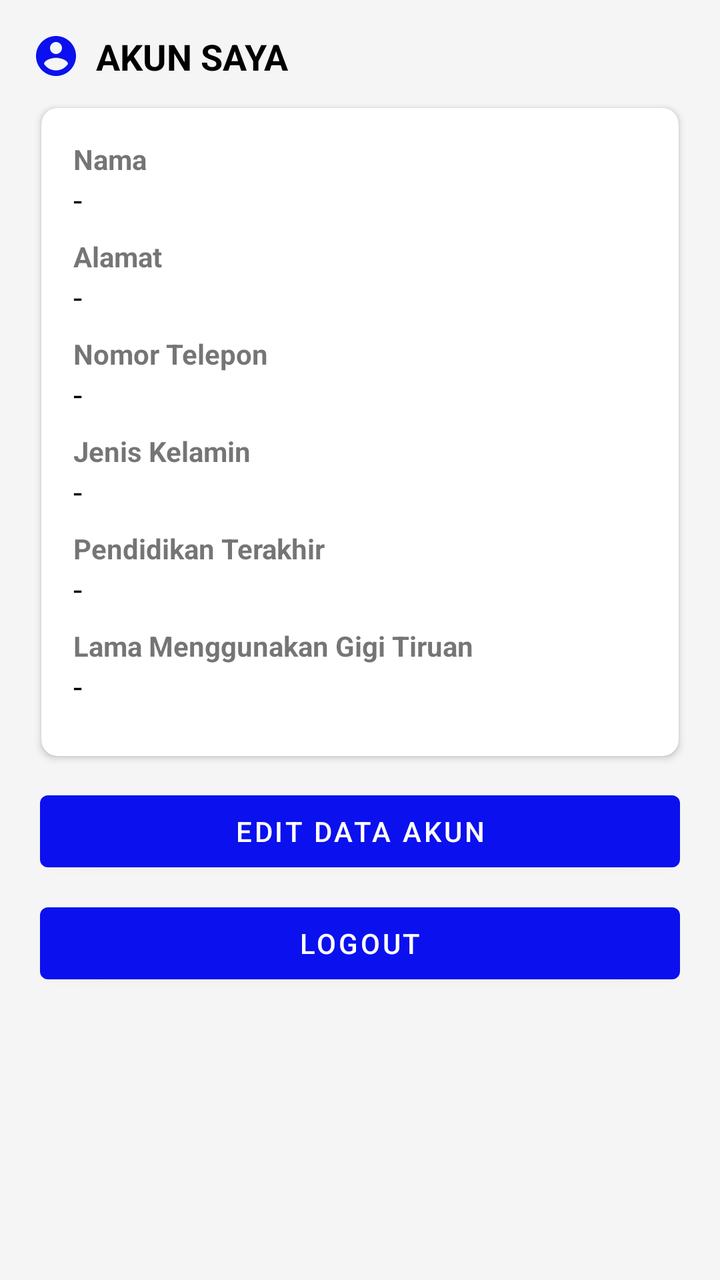
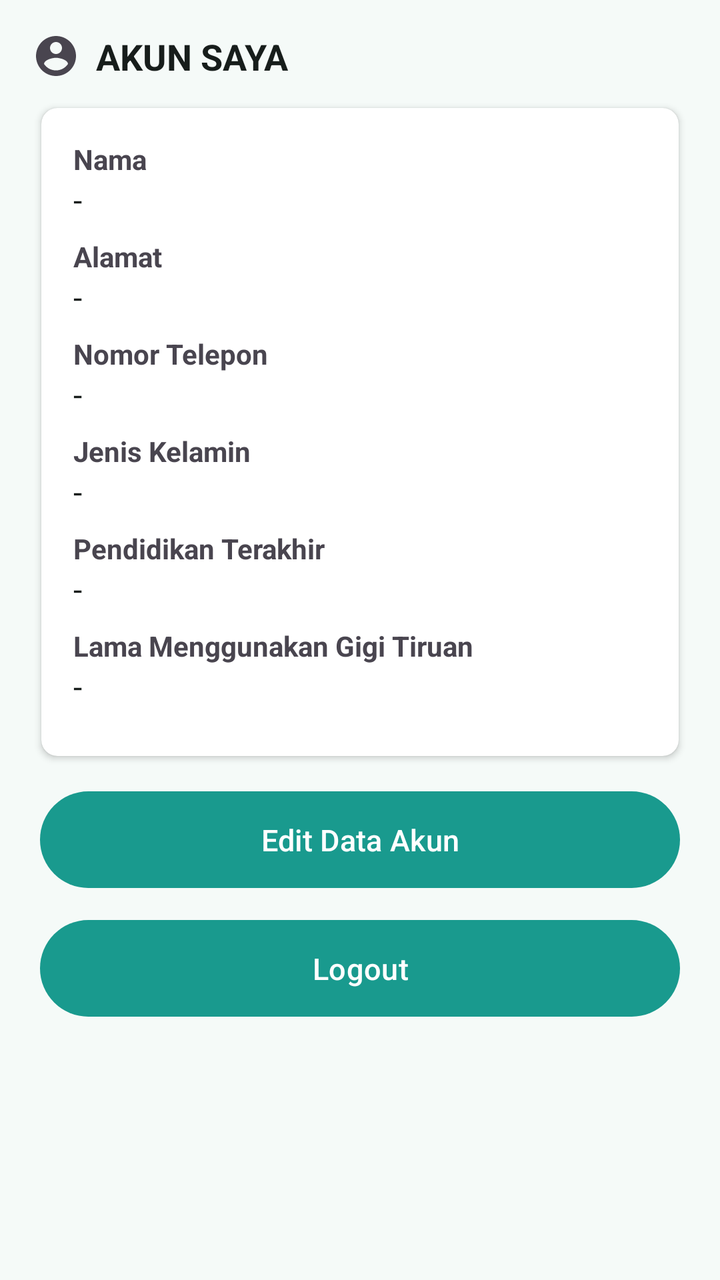

An Android layout rendered at two revisions. The XML below is the earlier revision; the diff shows what the commit changed to produce the second picture.
<!-- AndroidManifest.xml: application theme Theme.Ladokgi -->
<!-- res/layout/fragment_akun.xml -->
<?xml version="1.0" encoding="utf-8"?>

<FrameLayout xmlns:android="http://schemas.android.com/apk/res/android"
    xmlns:tools="http://schemas.android.com/tools"
    android:layout_width="match_parent"
    android:layout_height="match_parent"
    xmlns:app="http://schemas.android.com/apk/res-auto"
    tools:context=".AkunFragment">

    
    <androidx.constraintlayout.widget.ConstraintLayout
        android:layout_width="match_parent"
        android:layout_height="match_parent"
        android:background="#f5f5f5"
        android:paddingVertical="16dp"
        android:paddingHorizontal="8dp">

        <TextView
            android:id="@+id/title"
            android:layout_width="match_parent"
            android:layout_height="wrap_content"
            android:text="AKUN SAYA"
            android:textSize="18sp"
            android:layout_marginHorizontal="8dp"
            android:textStyle="bold"
            android:textColor="@color/black"
            android:drawablePadding="8dp"
            app:layout_constraintTop_toTopOf="parent"
            android:drawableTint="@color/purple_700"
            android:drawableStart="@drawable/ic_baseline_account_circle_24"/>

        <androidx.cardview.widget.CardView
            android:id="@+id/cvProfile"
            android:layout_width="match_parent"
            android:layout_height="wrap_content"
            app:cardUseCompatPadding="true"
            android:layout_marginTop="8dp"
            android:layout_marginHorizontal="8dp"
            app:layout_constraintTop_toBottomOf="@id/title"
            android:elevation="16dp"
            app:cardCornerRadius="8dp">
            <LinearLayout
                android:orientation="vertical"
                android:layout_width="match_parent"
                android:layout_height="match_parent"
                android:padding="16dp">
                <TextView
                    android:layout_width="match_parent"
                    android:layout_height="wrap_content"
                    android:textStyle="bold"
                    android:text="Nama"/>
                <TextView
                    android:id="@+id/nama"
                    android:layout_width="match_parent"
                    android:layout_height="wrap_content"
                    android:text="-"
                    android:textSize="16sp"
                    android:layout_marginBottom="8dp"
                    android:textColor="@color/black"/>
                <TextView
                    android:layout_width="match_parent"
                    android:layout_height="wrap_content"
                    android:textStyle="bold"
                    android:text="Alamat"/>
                <TextView
                    android:id="@+id/alamat"
                    android:layout_width="match_parent"
                    android:layout_height="wrap_content"
                    android:text="-"
                    android:textSize="16sp"
                    android:layout_marginBottom="8dp"
                    android:textColor="@color/black"/>
                <TextView
                    android:layout_width="match_parent"
                    android:layout_height="wrap_content"
                    android:textStyle="bold"
                    android:text="Nomor Telepon"/>
                <TextView
                    android:id="@+id/telepon"
                    android:layout_width="match_parent"
                    android:layout_height="wrap_content"
                    android:text="-"
                    android:textSize="16sp"
                    android:layout_marginBottom="8dp"
                    android:textColor="@color/black"/>
                <TextView
                    android:id="@+id/label_jenkel"
                    android:layout_width="match_parent"
                    android:layout_height="wrap_content"
                    android:textStyle="bold"
                    android:text="Jenis Kelamin"/>
                <TextView
                    android:id="@+id/jenkel"
                    android:layout_width="match_parent"
                    android:layout_height="wrap_content"
                    android:text="-"
                    android:textSize="16sp"
                    android:layout_marginBottom="8dp"
                    android:textColor="@color/black"/>

                <TextView
                    android:id="@+id/label_pendidikan"
                    android:layout_width="match_parent"
                    android:layout_height="wrap_content"
                    android:textStyle="bold"
                    android:text="Pendidikan Terakhir"/>

                <TextView
                    android:id="@+id/pendidikan"
                    android:layout_width="match_parent"
                    android:layout_height="wrap_content"
                    android:text="-"
                    android:textSize="16sp"
                    android:layout_marginBottom="8dp"
                    android:textColor="@color/black"/>

                <TextView
                    android:id="@+id/label_lama"
                    android:layout_width="match_parent"
                    android:layout_height="wrap_content"
                    android:textStyle="bold"
                    android:text="Lama Menggunakan Gigi Tiruan"/>
                <TextView
                    android:id="@+id/lama"
                    android:layout_width="match_parent"
                    android:layout_height="wrap_content"
                    android:text="-"
                    android:textSize="16sp"
                    android:layout_marginBottom="8dp"
                    android:textColor="@color/black"/>
            </LinearLayout>
        </androidx.cardview.widget.CardView>

        <Button
            android:id="@+id/btn_edit"
            android:layout_width="match_parent"
            android:layout_height="wrap_content"
            android:layout_marginHorizontal="12dp"
            android:layout_marginVertical="8dp"
            android:text="Edit Data Akun"
            app:layout_constraintTop_toBottomOf="@id/cvProfile"/>

        <Button
            android:id="@+id/btn_logout"
            android:layout_width="match_parent"
            android:layout_height="wrap_content"
            android:layout_marginHorizontal="12dp"
            android:layout_marginVertical="8dp"
            android:text="Logout"
            app:layout_constraintTop_toBottomOf="@id/btn_edit"/>
    </androidx.constraintlayout.widget.ConstraintLayout>
</FrameLayout>
<!-- resources referenced by this layout -->
<resources>
  <color name="black">#FF000000</color>
  <color name="purple_700">#0a11ee</color>
  <style name="Theme.Ladokgi" parent="Theme.MaterialComponents.DayNight.NoActionBar">
          
          <item name="colorPrimary">@color/purple_700</item>
          <item name="colorPrimaryVariant">@color/purple_500</item>
          <item name="colorOnPrimary">@color/white</item>
          
          <item name="colorSecondary">@color/purple_500</item>
          <item name="colorSecondaryVariant">@color/purple_700</item>
          <item name="colorOnSecondary">@color/black</item>
          
          <item name="android:statusBarColor" tools:targetApi="l">?attr/colorPrimaryVariant</item>
          
  
          <item name="actionOverflowButtonStyle">@style/MyOverflowButtonStyle</item>
      </style>
  <color name="purple_500">#009ed6</color>
  <color name="white">#FFFFFFFF</color>
  <style name="MyOverflowButtonStyle" parent="Widget.AppCompat.ActionButton.Overflow">
          <item name="android:tint">#FFFFFF</item>
      </style>
  <!-- unchanged entries left out for length: 1 -->
</resources>

<!-- the commit's change to res/layout/fragment_akun.xml (unified diff, before → after) -->
@@ -1,5 +1,4 @@
 <?xml version="1.0" encoding="utf-8"?>
-
 <FrameLayout xmlns:android="http://schemas.android.com/apk/res/android"
     xmlns:tools="http://schemas.android.com/tools"
     android:layout_width="match_parent"
@@ -11,7 +10,7 @@
     <androidx.constraintlayout.widget.ConstraintLayout
         android:layout_width="match_parent"
         android:layout_height="match_parent"
-        android:background="#f5f5f5"
+        android:background="?attr/colorSurface"
         android:paddingVertical="16dp"
         android:paddingHorizontal="8dp">
 
@@ -23,10 +22,9 @@
             android:textSize="18sp"
             android:layout_marginHorizontal="8dp"
             android:textStyle="bold"
-            android:textColor="@color/black"
+            android:textColor="?attr/colorOnSurface"
             android:drawablePadding="8dp"
             app:layout_constraintTop_toTopOf="parent"
-            android:drawableTint="@color/purple_700"
             android:drawableStart="@drawable/ic_baseline_account_circle_24"/>
 
         <androidx.cardview.widget.CardView
@@ -56,7 +54,7 @@
                     android:text="-"
                     android:textSize="16sp"
                     android:layout_marginBottom="8dp"
-                    android:textColor="@color/black"/>
+                    android:textColor="?attr/colorOnSurface"/>
                 <TextView
                     android:layout_width="match_parent"
                     android:layout_height="wrap_content"
@@ -69,7 +67,7 @@
                     android:text="-"
                     android:textSize="16sp"
                     android:layout_marginBottom="8dp"
-                    android:textColor="@color/black"/>
+                    android:textColor="?attr/colorOnSurface"/>
                 <TextView
                     android:layout_width="match_parent"
                     android:layout_height="wrap_content"
@@ -82,7 +80,7 @@
                     android:text="-"
                     android:textSize="16sp"
                     android:layout_marginBottom="8dp"
-                    android:textColor="@color/black"/>
+                    android:textColor="?attr/colorOnSurface"/>
                 <TextView
                     android:id="@+id/label_jenkel"
                     android:layout_width="match_parent"
@@ -96,7 +94,7 @@
                     android:text="-"
                     android:textSize="16sp"
                     android:layout_marginBottom="8dp"
-                    android:textColor="@color/black"/>
+                    android:textColor="?attr/colorOnSurface"/>
 
                 <TextView
                     android:id="@+id/label_pendidikan"
@@ -112,7 +110,7 @@
                     android:text="-"
                     android:textSize="16sp"
                     android:layout_marginBottom="8dp"
-                    android:textColor="@color/black"/>
+                    android:textColor="?attr/colorOnSurface"/>
 
                 <TextView
                     android:id="@+id/label_lama"
@@ -127,11 +125,11 @@
                     android:text="-"
                     android:textSize="16sp"
                     android:layout_marginBottom="8dp"
-                    android:textColor="@color/black"/>
+                    android:textColor="?attr/colorOnSurface"/>
             </LinearLayout>
         </androidx.cardview.widget.CardView>
 
-        <Button
+        <com.google.android.material.button.MaterialButton
             android:id="@+id/btn_edit"
             android:layout_width="match_parent"
             android:layout_height="wrap_content"
@@ -140,7 +138,7 @@
             android:text="Edit Data Akun"
             app:layout_constraintTop_toBottomOf="@id/cvProfile"/>
 
-        <Button
+        <com.google.android.material.button.MaterialButton
             android:id="@+id/btn_logout"
             android:layout_width="match_parent"
             android:layout_height="wrap_content"
<!-- resource entries referenced after the edit -->
@@ -1,26 +1,96 @@
 <!-- resources referenced by this layout -->
 <resources>
-  <color name="black">#FF000000</color>
-  <color name="purple_700">#0a11ee</color>
-  <style name="Theme.Ladokgi" parent="Theme.MaterialComponents.DayNight.NoActionBar">
+  <style name="Theme.Ladokgi" parent="Theme.Material3.DayNight.NoActionBar">
+          <item name="colorPrimary">@color/m3_primary</item>
+          <item name="colorOnPrimary">@color/m3_on_primary</item>
+          <item name="colorPrimaryContainer">@color/m3_primary_container</item>
+          <item name="colorOnPrimaryContainer">@color/m3_on_primary_container</item>
+  
+          <item name="colorSecondary">@color/m3_secondary</item>
+          <item name="colorOnSecondary">@color/m3_on_secondary</item>
+          <item name="colorSecondaryContainer">@color/m3_secondary_container</item>
+          <item name="colorOnSecondaryContainer">@color/m3_on_secondary_container</item>
+  
+          <item name="colorTertiary">@color/m3_tertiary</item>
+          <item name="colorOnTertiary">@color/m3_on_tertiary</item>
+  
+          <item name="colorError">@color/m3_error</item>
+          <item name="colorOnError">@color/m3_on_error</item>
+  
+          <item name="android:colorBackground">@color/m3_background</item>
+          <item name="colorOnBackground">@color/m3_on_background</item>
+          <item name="colorSurface">@color/m3_surface</item>
+          <item name="colorOnSurface">@color/m3_on_surface</item>
+          <item name="colorSurfaceVariant">@color/m3_surface_variant</item>
+          <item name="colorOnSurfaceVariant">@color/m3_on_surface_variant</item>
+          <item name="colorOutline">@color/m3_outline</item>
+          <item name="colorSurfaceContainer">@color/m3_surface_container</item>
+          <item name="colorSurfaceContainerHigh">@color/m3_surface_container_high</item>
+  
           
-          <item name="colorPrimary">@color/purple_700</item>
-          <item name="colorPrimaryVariant">@color/purple_500</item>
-          <item name="colorOnPrimary">@color/white</item>
-          
-          <item name="colorSecondary">@color/purple_500</item>
-          <item name="colorSecondaryVariant">@color/purple_700</item>
-          <item name="colorOnSecondary">@color/black</item>
-          
-          <item name="android:statusBarColor" tools:targetApi="l">?attr/colorPrimaryVariant</item>
-          
+          <item name="textInputStyle">@style/Widget.Ladokgi.TextInputLayout</item>
+          <item name="materialButtonStyle">@style/Widget.Ladokgi.Button</item>
+          <item name="materialButtonOutlinedStyle">@style/Widget.Ladokgi.Button.Outlined</item>
+          <item name="borderlessButtonStyle">@style/Widget.Ladokgi.Button.Text</item>
   
+          <item name="materialAlertDialogTheme">@style/ThemeOverlay.Ladokgi.AlertDialog</item>
           <item name="actionOverflowButtonStyle">@style/MyOverflowButtonStyle</item>
       </style>
-  <color name="purple_500">#009ed6</color>
-  <color name="white">#FFFFFFFF</color>
+  <color name="m3_primary">#199A8E</color>
+  <color name="m3_on_primary">#FFFFFF</color>
+  <color name="m3_primary_container">#9DF2E4</color>
+  <color name="m3_on_primary_container">#00201C</color>
+  <color name="m3_secondary">#4B635F</color>
+  <color name="m3_on_secondary">#FFFFFF</color>
+  <color name="m3_secondary_container">#CDE8E3</color>
+  <color name="m3_on_secondary_container">#07201C</color>
+  <color name="m3_tertiary">#46617A</color>
+  <color name="m3_on_tertiary">#FFFFFF</color>
+  <color name="m3_error">#BA1A1A</color>
+  <color name="m3_on_error">#FFFFFF</color>
+  <color name="m3_background">#F5FAF8</color>
+  <color name="m3_on_background">#171D1B</color>
+  <color name="m3_surface">#F5FAF8</color>
+  <color name="m3_on_surface">#171D1B</color>
+  <color name="m3_surface_variant">#DAE5E2</color>
+  <color name="m3_on_surface_variant">#404846</color>
+  <color name="m3_outline">#707976</color>
+  <color name="m3_surface_container">#EFF5F3</color>
+  <color name="m3_surface_container_high">#E9EFED</color>
+  <style name="Widget.Ladokgi.TextInputLayout" parent="Widget.Material3.TextInputLayout.OutlinedBox">
+          <item name="boxStrokeColor">?attr/colorPrimary</item>
+          <item name="hintTextColor">?attr/colorPrimary</item>
+      </style>
+  <style name="Widget.Ladokgi.Button" parent="Widget.Material3.Button">
+          <item name="shapeAppearanceOverlay">@style/ShapeAppearance.Ladokgi.Pill</item>
+          <item name="android:textSize">15sp</item>
+          <item name="android:paddingTop">14dp</item>
+          <item name="android:paddingBottom">14dp</item>
+          <item name="iconPadding">8dp</item>
+      </style>
+  <style name="Widget.Ladokgi.Button.Outlined" parent="Widget.Material3.Button.OutlinedButton">
+          <item name="shapeAppearanceOverlay">@style/ShapeAppearance.Ladokgi.Pill</item>
+          <item name="android:textSize">15sp</item>
+          <item name="android:paddingTop">14dp</item>
+          <item name="android:paddingBottom">14dp</item>
+          <item name="strokeColor">?attr/colorPrimary</item>
+          <item name="android:textColor">?attr/colorPrimary</item>
+      </style>
+  <style name="Widget.Ladokgi.Button.Text" parent="Widget.Material3.Button.TextButton">
+          <item name="shapeAppearanceOverlay">@style/ShapeAppearance.Ladokgi.Pill</item>
+          <item name="android:textColor">?attr/colorPrimary</item>
+      </style>
+  <style name="ThemeOverlay.Ladokgi.AlertDialog" parent="ThemeOverlay.Material3.MaterialAlertDialog">
+          <item name="buttonBarPositiveButtonStyle">@style/Widget.Ladokgi.Button.Text</item>
+          <item name="buttonBarNegativeButtonStyle">@style/Widget.Ladokgi.Button.Text</item>
+          <item name="buttonBarNeutralButtonStyle">@style/Widget.Ladokgi.Button.Text</item>
+      </style>
   <style name="MyOverflowButtonStyle" parent="Widget.AppCompat.ActionButton.Overflow">
-          <item name="android:tint">#FFFFFF</item>
+          <item name="android:tint">?attr/colorOnSurface</item>
+      </style>
+  <style name="ShapeAppearance.Ladokgi.Pill" parent="">
+          <item name="cornerFamily">rounded</item>
+          <item name="cornerSize">50%</item>
       </style>
   <!-- unchanged entries left out for length: 1 -->
 </resources>
